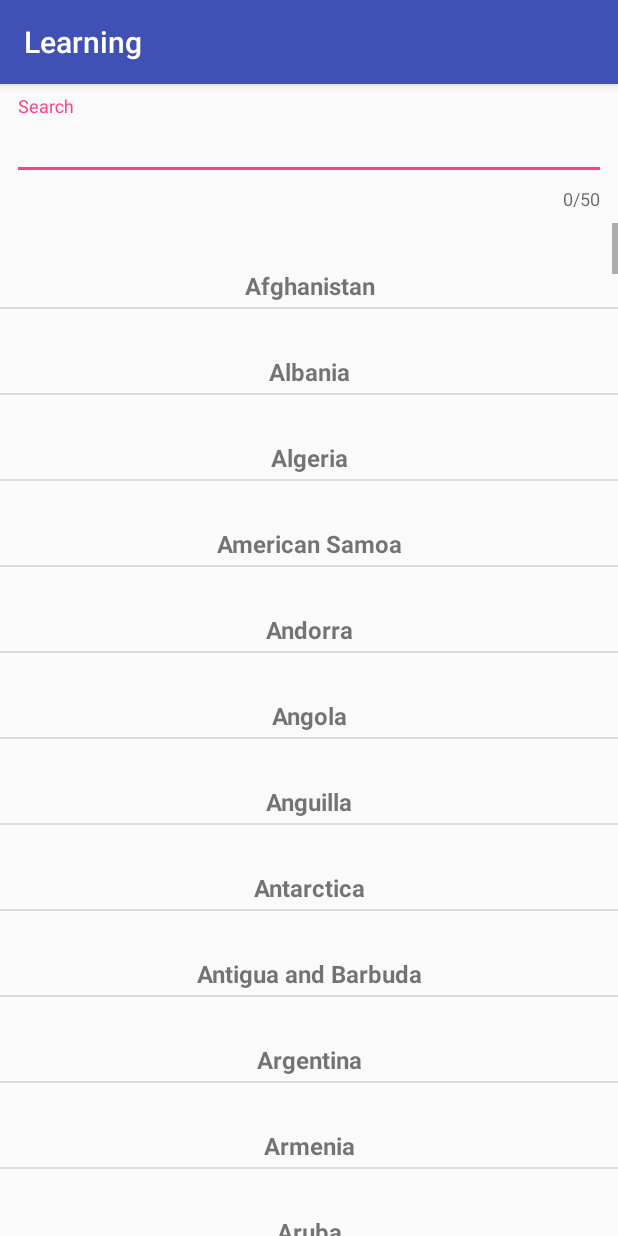
After one commit to rodriguesnavil/Learning_Android, an Android app: the CountryListView screen opened directly, with no data from a screen before it, on a phone screen of 412 x 824 dp. The commit adds this screen. Run offline under Robolectric (Android 15) with nearby library versions, the phone set to English and light mode, and no system bars.

Commit message:
Added listview and tested list  view

```diff
--- a/app/src/main/AndroidManifest.xml
+++ b/app/src/main/AndroidManifest.xml
@@ -19,7 +19,8 @@
         <activity android:name=".activitylifecycle.Activity1" />
         <activity android:name=".activitylifecycle.Activity2" />
         <activity android:name=".layout.LayoutActivity" />
-        <activity android:name=".UiComponent"></activity>
+        <activity android:name=".UiComponent" />
+        <activity android:name=".listexample.CountryListView"></activity>
     </application>
 
 </manifest>
--- a/app/src/main/java/com/data/learning/learning/MainActivity.java
+++ b/app/src/main/java/com/data/learning/learning/MainActivity.java
@@ -11,6 +11,7 @@ import android.widget.Toast;
 
 import com.data.learning.learning.activitylifecycle.Activity1;
 import com.data.learning.learning.layout.LayoutActivity;
+import com.data.learning.learning.listexample.CountryListView;
 import com.data.learning.learning.model.DatabaseHelper;
 
 public class MainActivity extends AppCompatActivity {
@@ -79,6 +80,10 @@ public class MainActivity extends AppCompatActivity {
             case R.id.ui:   intent=new Intent(getBaseContext(),UiComponent.class);
                             startActivity(intent);
                             break;
+
+            case R.id.conlistview: intent=new Intent(getBaseContext(),CountryListView.class);
+                                startActivity(intent);
+                                break;
         }
     }
 }
--- /dev/null
+++ b/app/src/main/java/com/data/learning/learning/listexample/CountryListView.java
@@ -0,0 +1,88 @@
+package com.data.learning.learning.listexample;
+
+import android.support.design.widget.Snackbar;
+import android.support.v7.app.AppCompatActivity;
+import android.os.Bundle;
+import android.support.v7.view.menu.ExpandedMenuView;
+import android.text.Editable;
+import android.text.TextWatcher;
+import android.view.KeyEvent;
+import android.view.View;
+import android.widget.AdapterView;
+import android.widget.ArrayAdapter;
+import android.widget.EditText;
+import android.widget.ListAdapter;
+import android.widget.ListView;
+import android.widget.RelativeLayout;
+
+import com.data.learning.learning.R;
+
+import java.sql.Array;
+import java.util.ArrayList;
+
+public class CountryListView extends AppCompatActivity {
+
+    private static String [] country;
+    private static ListView listView;
+    private static EditText searchtext;
+    private static ArrayAdapter adapter;
+    private static RelativeLayout layout;
+
+    @Override
+    protected void onCreate(Bundle savedInstanceState) {
+        super.onCreate(savedInstanceState);
+        setContentView(R.layout.activity_country_list_view);
+        searchtext= (EditText) findViewById(R.id.searchtext);
+        country=getResources().getStringArray(R.array.countries_array);
+         adapter=new ArrayAdapter<String>(this,R.layout.listviewrow,country);
+        listView= (ListView) findViewById(R.id.countrylist);
+        listView.setAdapter(adapter);
+        layout= (RelativeLayout) findViewById(R.id.rellistview);
+        click();
+    }
+
+    public void click(){
+
+        listView.setOnItemClickListener(new AdapterView.OnItemClickListener() {
+            @Override
+            public void onItemClick(AdapterView<?> parent, View view, int position, long id) {
+                Snackbar.make(layout,"You have clicked "+country[position],Snackbar.LENGTH_LONG).show();
+            }
+        });
+
+        listView.setOnItemLongClickListener(new AdapterView.OnItemLongClickListener() {
+            @Override
+            public boolean onItemLongClick(AdapterView<?> parent, View view, int position, long id) {
+                Snackbar.make(layout,"You have long clicked "+country[position],Snackbar.LENGTH_LONG).show();
+                return false;
+            }
+        });
+
+        searchtext.addTextChangedListener(new TextWatcher() {
+            @Override
+            public void beforeTextChanged(CharSequence s, int start, int count, int after) {
+                    ArrayList<String> temp=new ArrayList<String>();
+                    for(String data:country){
+                        if(data.contains(s)){
+                            temp.add(data);
+                        }
+                    }
+
+                    adapter=new ArrayAdapter<String>(CountryListView.this,R.layout.listviewrow,temp);
+                    adapter.notifyDataSetChanged();
+                    Snackbar.make(layout,"You have clicked "+temp,Snackbar.LENGTH_LONG).show();
+            }
+
+            @Override
+            public void onTextChanged(CharSequence s, int start, int before, int count) {
+
+            }
+
+            @Override
+            public void afterTextChanged(Editable s) {
+
+            }
+        });
+
+    }
+}
--- /dev/null
+++ b/app/src/main/res/layout/activity_country_list_view.xml
@@ -0,0 +1,30 @@
+<?xml version="1.0" encoding="utf-8"?>
+<RelativeLayout xmlns:android="http://schemas.android.com/apk/res/android"
+    xmlns:app="http://schemas.android.com/apk/res-auto"
+    xmlns:tools="http://schemas.android.com/tools"
+    android:layout_width="match_parent"
+    android:layout_height="match_parent"
+    android:id="@+id/rellistview"
+    tools:context="com.data.learning.learning.listexample.CountryListView">
+    <android.support.design.widget.TextInputLayout
+        android:layout_margin="8sp"
+        android:layout_width="match_parent"
+        android:layout_height="wrap_content"
+        android:id="@+id/textlayout"
+        app:counterMaxLength="50"
+        app:counterEnabled="true"
+        >
+        <EditText
+            android:layout_width="match_parent"
+            android:layout_height="wrap_content"
+            android:inputType="text"
+            android:id="@+id/searchtext"
+            android:hint="Search"
+            />
+    </android.support.design.widget.TextInputLayout>
+    <ListView
+        android:layout_width="match_parent"
+        android:layout_height="match_parent"
+        android:layout_below="@+id/textlayout"
+        android:id="@+id/countrylist"></ListView>
+</RelativeLayout>
--- /dev/null
+++ b/app/src/main/res/layout/listviewrow.xml
@@ -0,0 +1,11 @@
+<?xml version="1.0" encoding="utf-8"?>
+<TextView xmlns:android="http://schemas.android.com/apk/res/android"
+    android:orientation="vertical" android:layout_width="fill_parent"
+    android:layout_height="56dp"
+    android:textSize="16sp"
+    android:gravity="center"
+    android:paddingTop="28dp"
+    android:textStyle="bold|normal"
+    >
+
+</TextView>
```
Also changed, not shown: app/src/main/res/layout/activity_main.xml (+7 -1 lines), app/src/main/res/layout/activity_ui_component.xml (+23 -1 lines).
